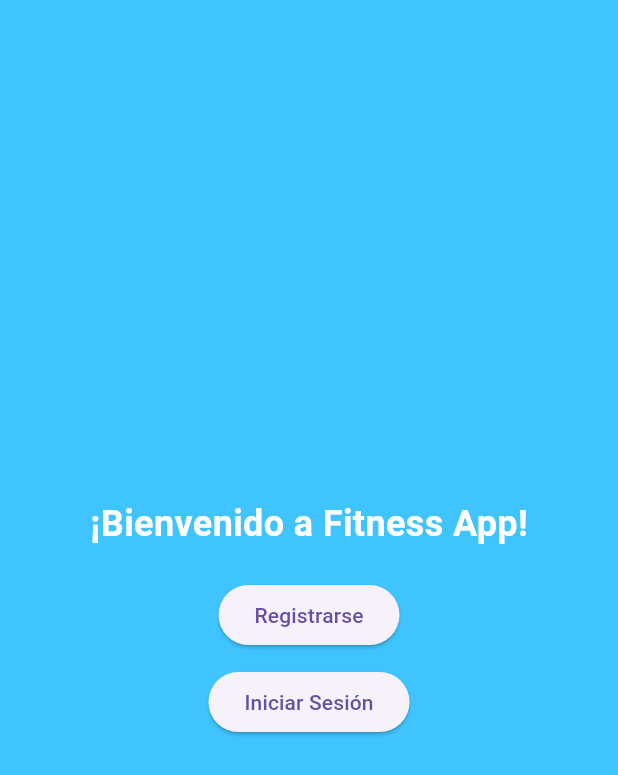
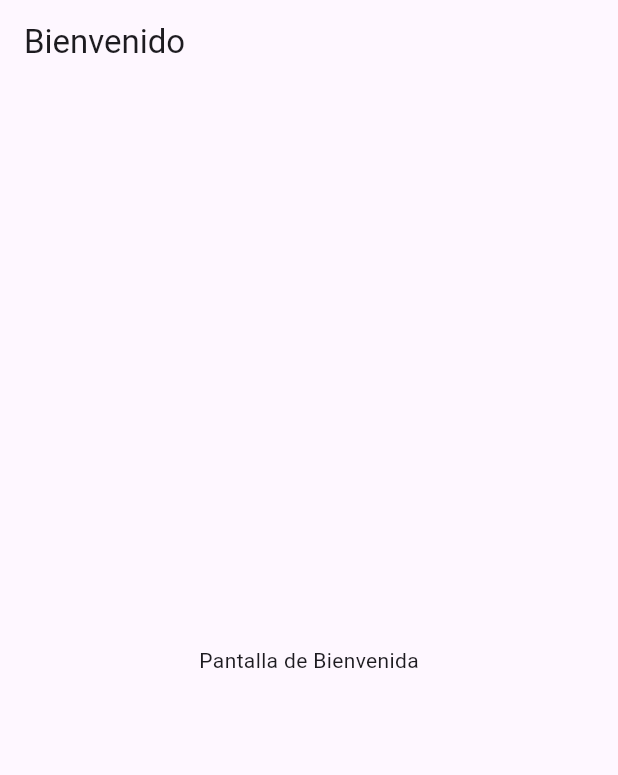
Before and after one commit to pascui1995/Fitnessapp, a Flutter app: the screen it shows after launch, on a phone screen of 412 x 824 dp. Shown: the top 775 px of the screen. Run offline on Flutter 3.47's test engine with Material 3 defaults, Android fonts, the phone set to English and light mode, and no system bars.

Commit message:
Implementación final del proyecto con pantallas conectadas

```diff
--- a/lib/main.dart
+++ b/lib/main.dart
@@ -1,20 +1,23 @@
 import 'package:flutter/material.dart';
 import 'welcome_screen.dart';
+import 'main_screen.dart';
 
 void main() {
-  runApp(FitnessApp());
+  runApp(const MyApp());
 }
 
-class FitnessApp extends StatelessWidget {
+class MyApp extends StatelessWidget {
+  const MyApp({super.key});
+
   @override
   Widget build(BuildContext context) {
     return MaterialApp(
-      debugShowCheckedModeBanner: false,
       title: 'Fitness App',
-      theme: ThemeData(
-        primarySwatch: Colors.blue,
-      ),
-      home: WelcomeScreen(),
+      initialRoute: '/',
+      routes: {
+        '/': (context) => const WelcomeScreen(),
+        '/main': (context) => const MainScreen(),
+      },
     );
   }
 }
--- a/lib/welcome_screen.dart
+++ b/lib/welcome_screen.dart
@@ -1,46 +1,16 @@
 import 'package:flutter/material.dart';
-import 'register_screen.dart';
-import 'main_screen.dart';
 
 class WelcomeScreen extends StatelessWidget {
+  const WelcomeScreen({super.key});
+
   @override
   Widget build(BuildContext context) {
     return Scaffold(
-      backgroundColor: Colors.lightBlueAccent,
-      body: Center(
-        child: Column(
-          mainAxisAlignment: MainAxisAlignment.center,
-          children: [
-            Text(
-              '¡Bienvenido a Fitness App!',
-              style: TextStyle(
-                fontSize: 24,
-                fontWeight: FontWeight.bold,
-                color: Colors.white,
-              ),
-            ),
-            SizedBox(height: 20),
-            ElevatedButton(
-              onPressed: () {
-                Navigator.push(
-                  context,
-                  MaterialPageRoute(builder: (context) => RegisterScreen()),
-                );
-              },
-              child: Text('Registrarse'),
-            ),
-            SizedBox(height: 10),
-            ElevatedButton(
-              onPressed: () {
-                Navigator.push(
-                  context,
-                  MaterialPageRoute(builder: (context) => MainScreen()),
-                );
-              },
-              child: Text('Iniciar Sesión'),
-            ),
-          ],
-        ),
+      appBar: AppBar(
+        title: const Text('Bienvenido'),
+      ),
+      body: const Center(
+        child: Text('Pantalla de Bienvenida'),
       ),
     );
   }
```
Also changed, not shown: lib/create_routine_screen.dart (+17 -0 lines), lib/main_screen.dart (+12 -19 lines), lib/progress_screen.dart (+17 -0 lines), lib/recommended_screen.dart (+17 -0 lines), lib/register_screen.dart (+5 -28 lines), lib/settings_screen.dart (+17 -0 lines).
